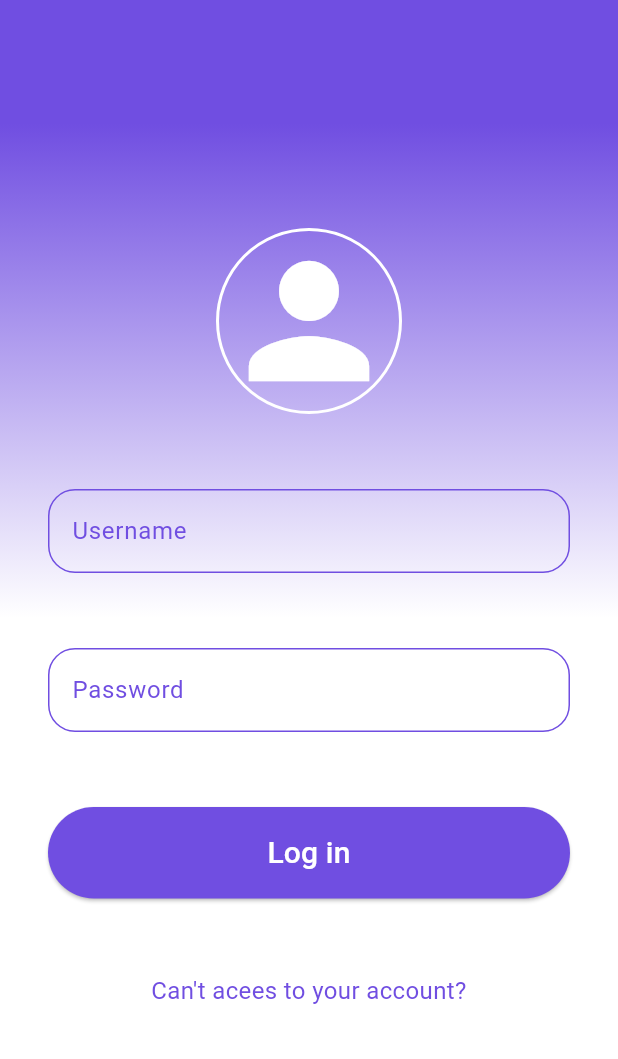
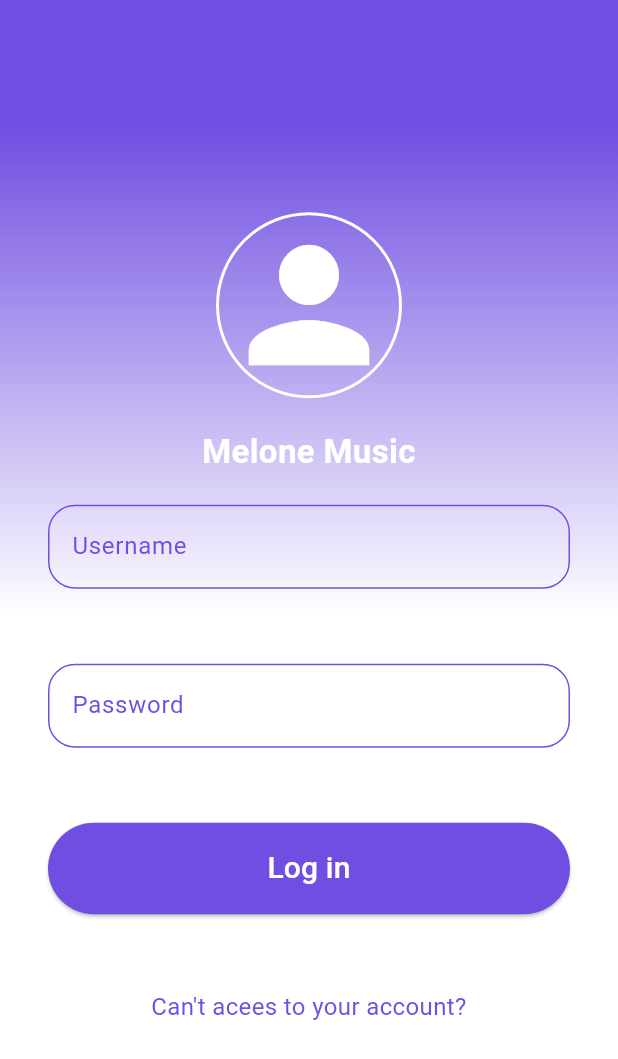
Before and after one commit to fenan-yosef/Melone-Music-App, a Flutter app: the screen it shows after launch, after a tap on "Log in", on a phone screen of 412 x 824 dp. Shown: the top 1059 px of the screen. Run offline on Flutter 3.47's test engine with Material 3 defaults, Android fonts, the phone set to English and light mode, and no system bars.

Commit message:
login page routing done, firebase next

```diff
--- a/lib/features/authentication/login/login_page.dart
+++ b/lib/features/authentication/login/login_page.dart
@@ -42,7 +42,11 @@ class _LoginPageState extends State<LoginPage> {
           children: [
             _icon(),
             const SizedBox(
-              height: 50,
+              height: 20,
+            ),
+            _brand(),
+            const SizedBox(
+              height: 20,
             ),
             _inputField("Username", usernameController),
             const SizedBox(
@@ -77,6 +81,18 @@ class _LoginPageState extends State<LoginPage> {
     );
   }
 
+  Widget _brand() {
+    return const Text(
+      "Melone Music",
+      textAlign: TextAlign.center,
+      style: TextStyle(
+        color: Colors.white,
+        fontSize: 22,
+        fontWeight: FontWeight.bold,
+      ),
+    );
+  }
+
   Widget _inputField(String hintText, TextEditingController controller,
       {isPassword = false}) {
     var border = OutlineInputBorder(
@@ -100,6 +116,14 @@ class _LoginPageState extends State<LoginPage> {
       onPressed: () {
         debugPrint("Username :" + usernameController.text);
         debugPrint("Password :" + passwordController.text);
+        if (passwordController.text == "1234") {
+          Navigator.push(
+            context,
+            MaterialPageRoute(builder: (context) => MusicFeedPage()),
+          );
+        }
+        usernameController.clear();
+        passwordController.clear();
       },
       child: const SizedBox(
         width: double.infinity,
```
